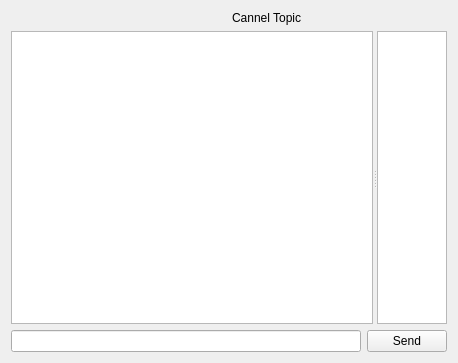
The window that ui/irc-channel-box.ui (berndhs/egalite) describes before a commit, drawn with Qt 5.
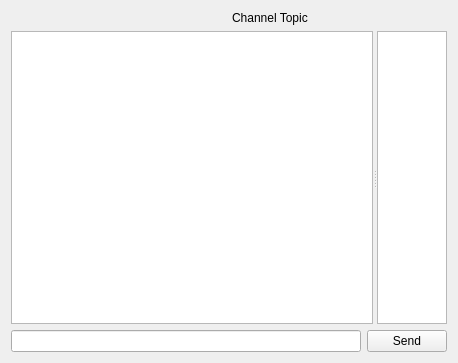
The same window after the commit.

Commit message: dock and float channel displays

```diff
--- a/ui/irc-channel-box.ui
+++ b/ui/irc-channel-box.ui
@@ -41,7 +41,7 @@
         </size>
        </property>
        <property name="text">
-        <string>Cannel Topic</string>
+        <string>Channel Topic</string>
        </property>
       </widget>
      </item>
```
The commit also changes 19 other files.
